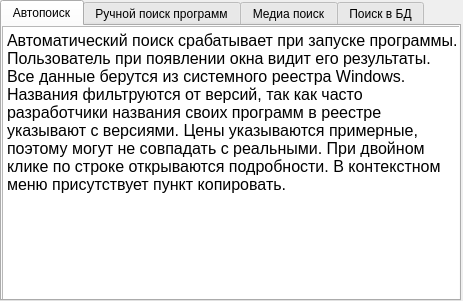
This is data/Spravka.ui in mrkaban/LicenseChecker as Qt 5 draws it before an edit. The edited form follows.
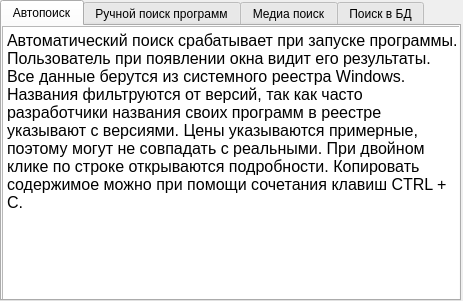
This is the edited form. Icons and pictures are not drawn.

The edit to the form file:
```diff
--- a/data/Spravka.ui
+++ b/data/Spravka.ui
@@ -50,7 +50,7 @@
 &lt;html&gt;&lt;head&gt;&lt;meta name=&quot;qrichtext&quot; content=&quot;1&quot; /&gt;&lt;style type=&quot;text/css&quot;&gt;
 p, li { white-space: pre-wrap; }
 &lt;/style&gt;&lt;/head&gt;&lt;body style=&quot; font-family:'MS Shell Dlg 2'; font-size:8.25pt; font-weight:400; font-style:normal;&quot;&gt;
-&lt;p style=&quot; margin-top:0px; margin-bottom:0px; margin-left:0px; margin-right:0px; -qt-block-indent:0; text-indent:0px;&quot;&gt;&lt;span style=&quot; font-family:'MS Shell Dlg 2'; font-size:12pt;&quot;&gt;Автоматический поиск срабатывает при запуске программы. Пользователь при появлении окна видит его результаты. Все данные берутся из системного реестра Windows. Названия фильтруются от версий, так как часто разработчики названия своих программ в реестре указывают с версиями. Цены указываются примерные, поэтому могут не совпадать с реальными. При двойном клике по строке открываются подробности. В контекстном меню присутствует пункт копировать.&lt;/span&gt;&lt;/p&gt;&lt;/body&gt;&lt;/html&gt;</string>
+&lt;p style=&quot; margin-top:0px; margin-bottom:0px; margin-left:0px; margin-right:0px; -qt-block-indent:0; text-indent:0px;&quot;&gt;&lt;span style=&quot; font-size:12pt;&quot;&gt;Автоматический поиск срабатывает при запуске программы. Пользователь при появлении окна видит его результаты. Все данные берутся из системного реестра Windows. Названия фильтруются от версий, так как часто разработчики названия своих программ в реестре указывают с версиями. Цены указываются примерные, поэтому могут не совпадать с реальными. При двойном клике по строке открываются подробности. Копировать содержимое можно при помощи сочетания клавиш CTRL + C.&lt;/span&gt;&lt;/p&gt;&lt;/body&gt;&lt;/html&gt;</string>
      </property>
     </widget>
    </widget>
```
Left out of the diff: 6 changed lines with no effect on the pictures.
